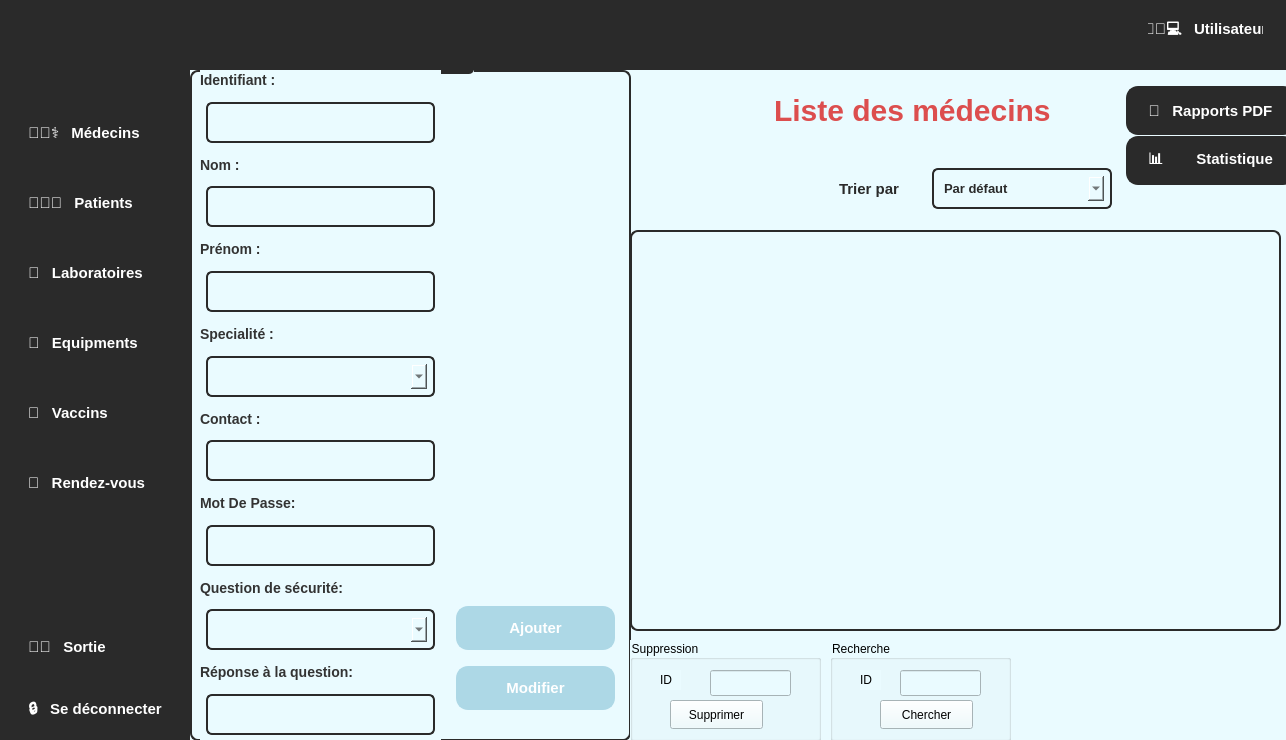
Old version of the form mainwindow.ui in the repository Projetcpp-2A19/projetcpp-2a19-smart-vaccination-center.
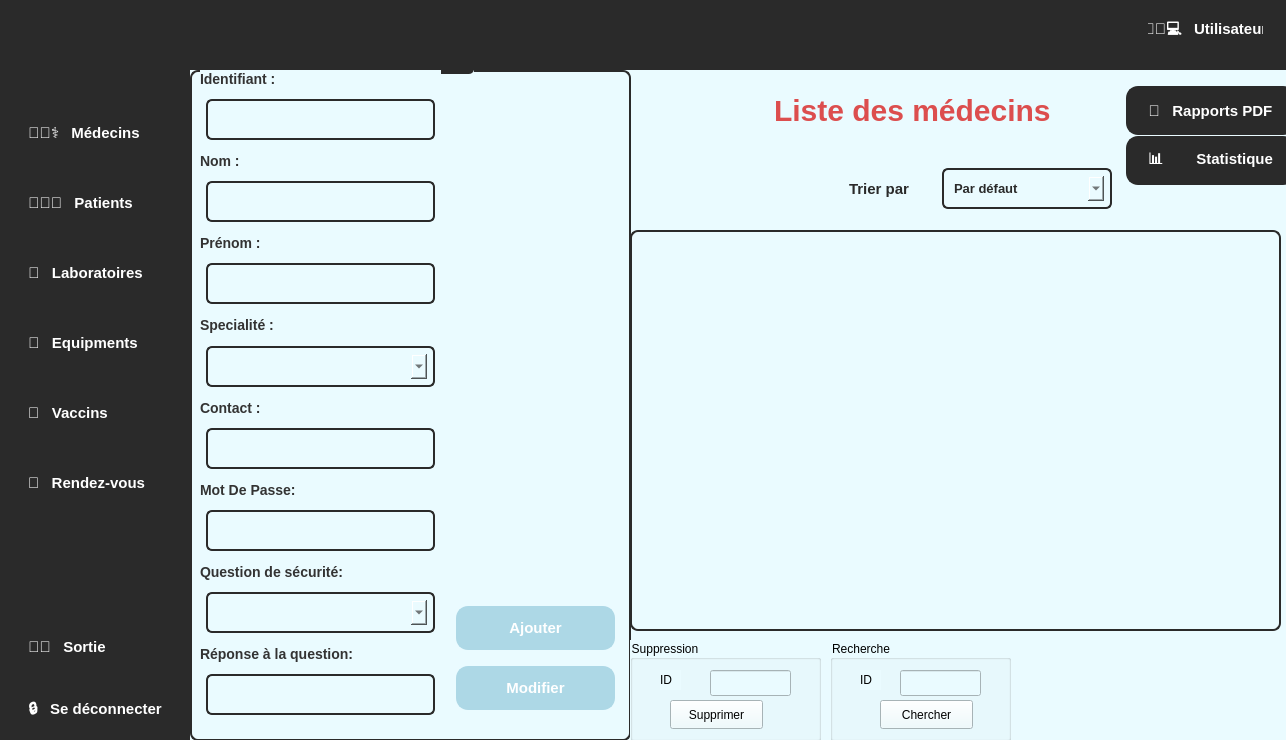
New version of the form. Icons and pictures are not drawn.

Patch:
```diff
--- a/mainwindow.ui
+++ b/mainwindow.ui
@@ -1075,7 +1075,7 @@
            <x>10</x>
            <y>20</y>
            <width>241</width>
-           <height>671</height>
+           <height>651</height>
           </rect>
          </property>
          <layout class="QVBoxLayout" name="verticalLayout_4">
@@ -1520,9 +1520,9 @@
        <widget class="QWidget" name="layoutWidget_3">
         <property name="geometry">
          <rect>
-          <x>537</x>
+          <x>557</x>
           <y>90</y>
-          <width>391</width>
+          <width>371</width>
           <height>57</height>
          </rect>
         </property>
```
